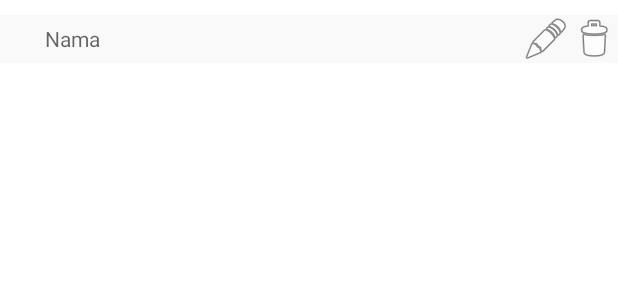
After one commit to arthara/SimplePOS-android, an Android app: the layout item_inventory_category.xml on its own in the app's theme, with its tools: preview values and no code run, on a phone screen of 412 x 824 dp. The commit adds this screen. Shown: the top 300 px of the screen. Run offline under Robolectric (Android 15) with nearby library versions, the phone set to English and light mode, and no system bars; network calls fail.

Commit message:
Add List Category Page #31

```diff
--- a/app/src/main/java/com/simple/pos/shared/callback/RetrofitCallback.java
+++ b/app/src/main/java/com/simple/pos/shared/callback/RetrofitCallback.java
@@ -26,7 +26,7 @@ public class RetrofitCallback<T> implements Callback<T> {
 
     @Override
     public void onResponse(@NotNull Call<T> call, @NonNull Response<T> response) {
-        if (response.isSuccessful() && response.body() != null) {
+        if (response.isSuccessful()) {
             Log.d(tag, methodName + ": onResponse: success");
             if (response.body() instanceof APIResponseCollection) {
                 callback.requestSuccess(processData(((APIResponseCollection) response.body()).getData()));
--- /dev/null
+++ b/app/src/main/res/layout/item_inventory_category.xml
@@ -0,0 +1,48 @@
+<?xml version="1.0" encoding="utf-8"?>
+<layout
+    xmlns:app="http://schemas.android.com/apk/res-auto"
+    xmlns:android="http://schemas.android.com/apk/res/android">
+    <data>
+        <variable
+            name="category"
+            type="com.simple.pos.shared.model.Category" />
+    </data>
+
+    <RelativeLayout
+        android:layout_marginTop="10dp"
+        android:background="@color/light_gray_background"
+        android:layout_width="match_parent"
+        android:layout_height="wrap_content">
+        <View
+            android:id="@+id/categoryColor"
+            android:layout_width="@dimen/category_color_list_width"
+            android:layout_height="@dimen/category_color_list_width"
+            android:layout_alignParentStart="true"
+            android:background="@{category.getParsedColor()}"/>
+
+        <TextView
+            android:layout_width="match_parent"
+            android:layout_height="wrap_content"
+            android:text="@{category.name}"
+            android:layout_centerInParent="true"
+            android:hint="Nama"
+            android:layout_toEndOf="@+id/categoryColor"
+            android:layout_toStartOf="@+id/editCategoryBtn"/>
+
+        <ImageView
+            android:id="@+id/editCategoryBtn"
+            android:layout_width="wrap_content"
+            android:layout_height="wrap_content"
+            android:layout_centerVertical="true"
+            android:layout_toStartOf="@+id/deleteCategoryBtn"
+            app:srcCompat="@android:drawable/ic_menu_edit" />
+
+        <ImageView
+            android:id="@+id/deleteCategoryBtn"
+            android:layout_width="wrap_content"
+            android:layout_height="wrap_content"
+            android:layout_alignParentEnd="true"
+            android:layout_centerInParent="true"
+            app:srcCompat="@android:drawable/ic_menu_delete" />
+    </RelativeLayout>
+</layout>
--- a/app/src/main/res/values/dimens.xml
+++ b/app/src/main/res/values/dimens.xml
@@ -5,4 +5,5 @@
     <dimen name="appbar_padding">16dp</dimen>
     <dimen name="fab_margin">16dp</dimen>
     <dimen name="appbar_padding_top">8dp</dimen>
+    <dimen name="category_color_list_width">30dp</dimen>
 </resources>
```
Also changed, not shown: app/src/main/java/com/simple/pos/modul/dashboard/DashboardActivity.kt (+13 -10 lines), app/src/main/java/com/simple/pos/modul/dashboard/fragment/inventory/InventoryFragment.kt (added, +58 -0 lines), app/src/main/java/com/simple/pos/modul/dashboard/fragment/inventory/subfragment/category/CategoryContract.kt (added, +24 -0 lines), app/src/main/java/com/simple/pos/modul/dashboard/fragment/inventory/subfragment/category/CategoryFragment.kt (added, +67 -0 lines), app/src/main/java/com/simple/pos/modul/dashboard/fragment/inventory/subfragment/category/CategoryInteractor.kt (added, +30 -0 lines), app/src/main/java/com/simple/pos/modul/dashboard/fragment/inventory/subfragment/category/CategoryPresenter.kt (added, +39 -0 lines), app/src/main/java/com/simple/pos/modul/dashboard/fragment/inventory/subfragment/category/CategoryRecyclerAdapter.kt (added, +41 -0 lines), app/src/main/java/com/simple/pos/modul/dashboard/fragment/inventory/subfragment/category/CategoryService.kt (added, +16 -0 lines), app/src/main/java/com/simple/pos/shared/model/Category.kt (+12 -0 lines), app/src/main/res/layout/fragment_dashboard_inventory.xml (added, +30 -0 lines), app/src/main/res/layout/subfragment_inventory_category.xml (added, +22 -0 lines), app/src/main/res/values/strings.xml (+7 -0 lines).
